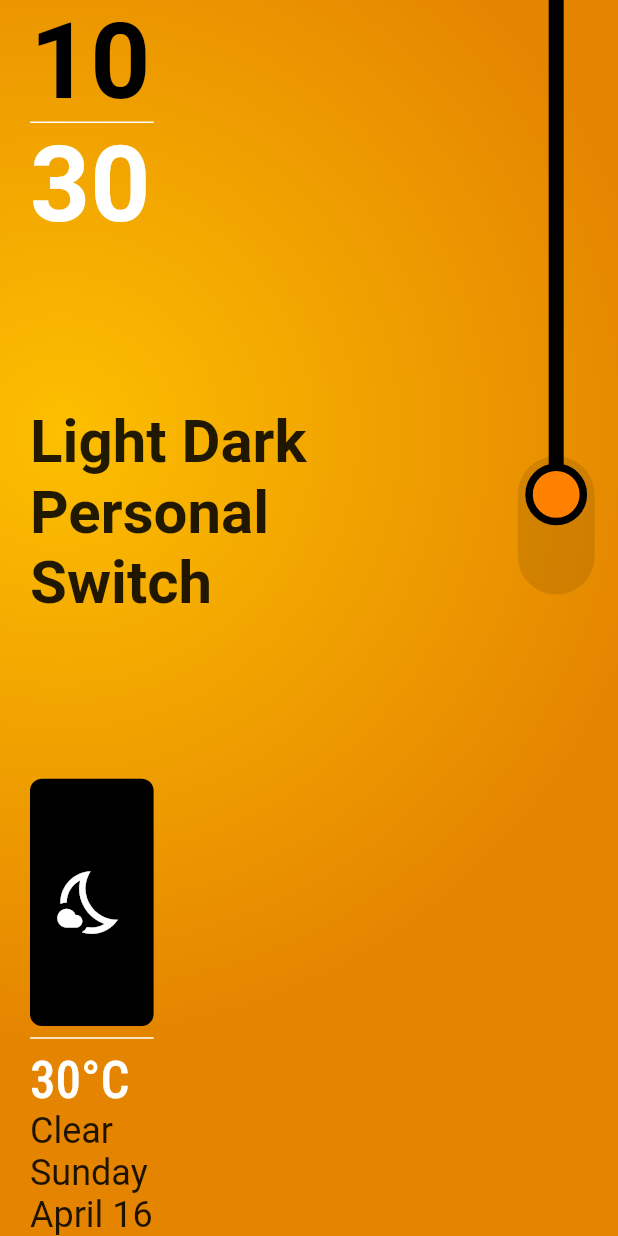
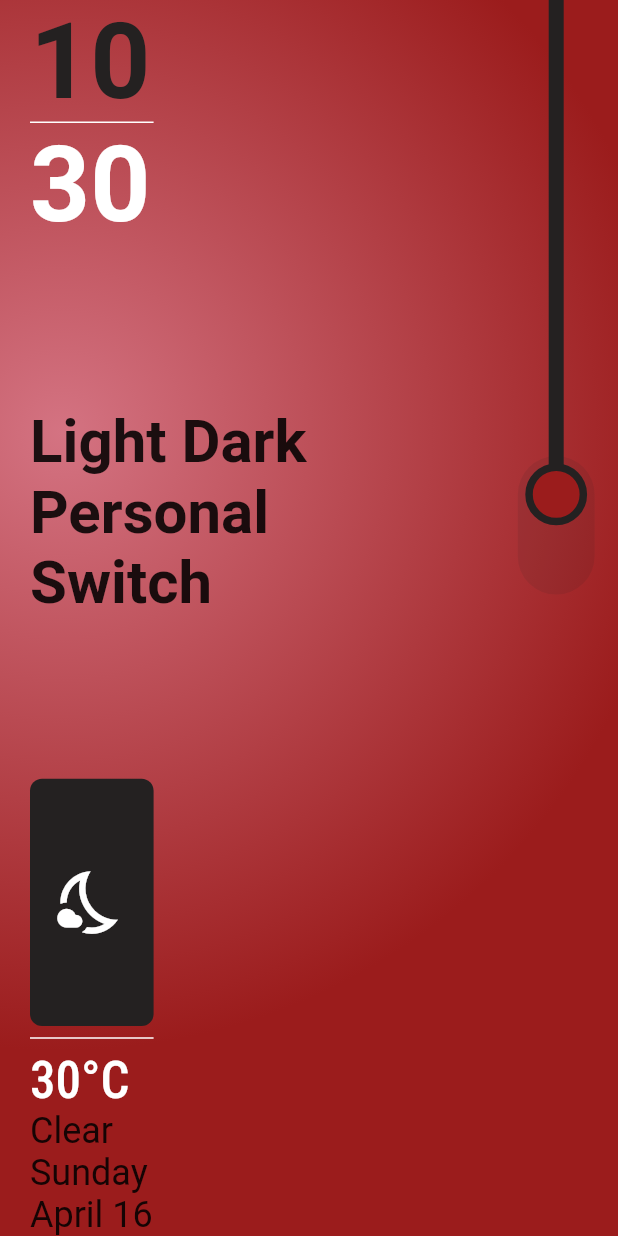
Before and after one commit to FarlenUrena/dark_ligth_app, a Flutter app: the screen it shows after launch, on a phone screen of 412 x 824 dp. Run offline on Flutter 3.47's test engine with Material 2 defaults, Android fonts, the phone set to English and light mode, and no system bars; our stand-ins replace google_fonts, shared_preferences.

Commit message:
Changed colors

```diff
--- a/lib/app_theme.dart
+++ b/lib/app_theme.dart
@@ -48,26 +48,26 @@ class ThemeProvider with ChangeNotifier {
     return ThemeData(
         brightness: isLightTheme ? Brightness.light : Brightness.dark,
         scaffoldBackgroundColor:
-            isLightTheme ? AppColors.yellow : AppColors.black,
+            isLightTheme ? AppColors.lightRed : AppColors.black,
         textTheme: TextTheme(
             headlineLarge: GoogleFonts.stickNoBills(
               fontSize: 70,
               fontWeight: FontWeight.w600,
-              color: isLightTheme ? AppColors.black : AppColors.orange,
+              color: isLightTheme ? AppColors.black : AppColors.darkRed,
             ),
             headlineMedium: GoogleFonts.robotoCondensed(
               fontWeight: FontWeight.w500,
-              color: isLightTheme ? AppColors.black : AppColors.orange,
+              color: isLightTheme ? AppColors.black : AppColors.darkRed,
             )));
   }
 
   ThemeMode themeMode() {
     return ThemeMode(
       gradientColors: isLightTheme
-          ? [AppColors.yellow, AppColors.yellowDark]
+          ? [AppColors.lightRed, AppColors.darkRed]
           : [AppColors.black, AppColors.black],
-      switchColor: isLightTheme ? AppColors.black : AppColors.orange,
-      thumbColor: isLightTheme ? AppColors.orange : AppColors.black,
+      switchColor: isLightTheme ? AppColors.black : AppColors.darkRed,
+      thumbColor: isLightTheme ? AppColors.darkRed : AppColors.black,
       switchBgColor: isLightTheme
           ? AppColors.black.withOpacity(.1)
           : AppColors.grey.withOpacity(.3),
--- a/lib/constant/constant.dart
+++ b/lib/constant/constant.dart
@@ -2,12 +2,12 @@ import 'package:flutter/material.dart';
 
 class AppColors {
   // static const Color primaryLightColor = Color(0xFFFFB300);
-  static const Color black = Colors.black;
+  static const Color black = Color(0xFF242121);
   static const Color white = Colors.white;
-  static const Color yellow = Color(0xFFfdbf00);
-  static const Color yellowDark = Color(0xFFe48400);
-  static const Color orange = Color(0xFFfe8101);
-  static const Color orangeDark = Color(0xFFa55600);
+  static const Color lightRed = Color(0xFFD47382);
+  static const Color darkRed = Color(0xFF9B1C1C);
+  static const Color lightBlue = Color(0xFFB7C0D6);
+  static const Color lightBlueDark = Color(0xFF919DBB);
   static const Color grey = Color(0xFFE0E0E0);
   static const Color darkGrey = Color(0xFF9E9E9E);
   static const Color lightGrey = Color(0xFFFAFAFA);
```
